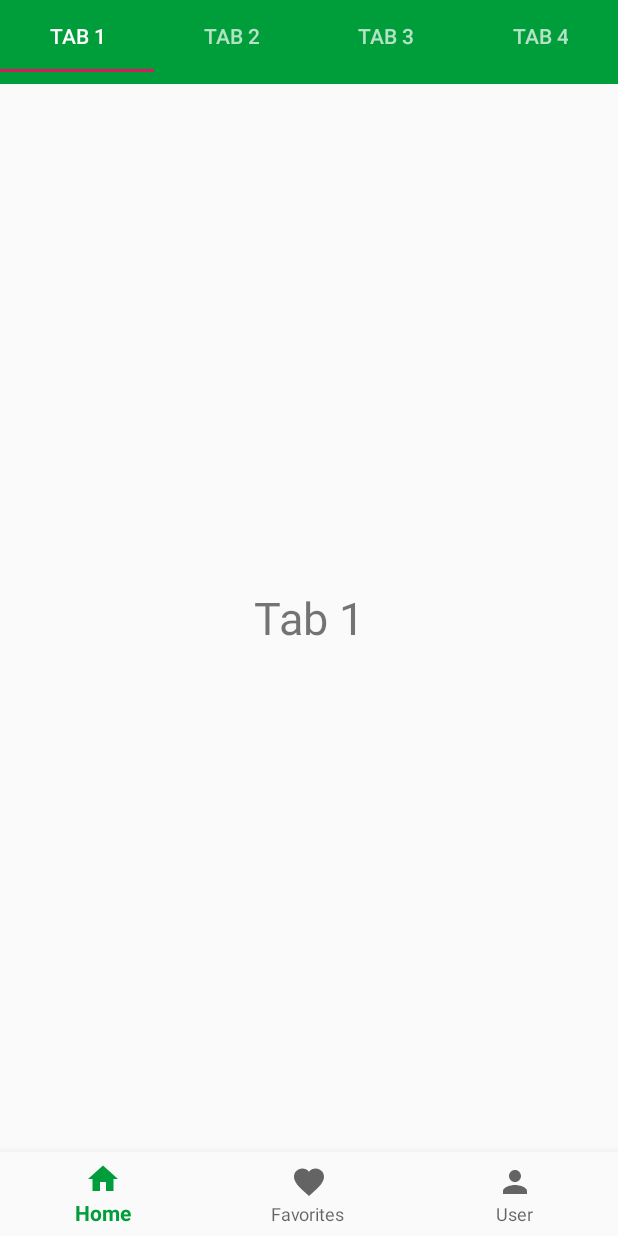
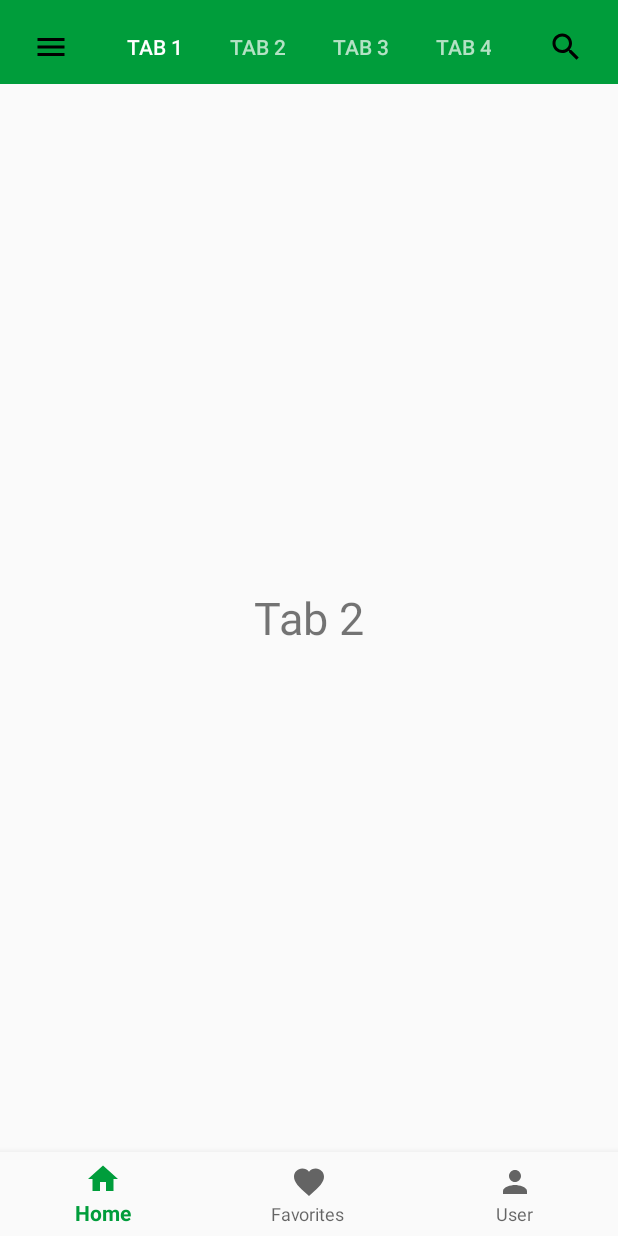
Before and after one commit to ndct9x/cookingbooks, an Android app: the screen it shows after launch (MainActivity), on a phone screen of 412 x 824 dp. Run offline under Robolectric (Android 15) with nearby library versions, the phone set to English and light mode, and no system bars.

Commit message:
update menu action bar

```diff
--- a/app/src/main/java/com/example/qmlab/cookingbooks/MainActivity.java
+++ b/app/src/main/java/com/example/qmlab/cookingbooks/MainActivity.java
@@ -2,45 +2,59 @@ package com.example.qmlab.cookingbooks;
 
 import android.app.Activity;
 import android.content.Intent;
+import android.graphics.drawable.Drawable;
 import android.net.Uri;
 import android.os.Bundle;
 import android.support.annotation.NonNull;
 import android.support.design.widget.BottomNavigationView;
 import android.support.design.widget.TabLayout;
 import android.support.v4.app.Fragment;
+import android.support.v4.app.FragmentTransaction;
 import android.support.v4.view.ViewPager;
 import android.support.v7.app.AppCompatActivity;
+import android.support.v7.widget.Toolbar;
 import android.view.Menu;
+import android.view.MenuInflater;
 import android.view.MenuItem;
+import android.view.MotionEvent;
+import android.view.View;
 import android.view.Window;
+import android.widget.Toast;
 
-public class MainActivity extends AppCompatActivity implements Tab1.OnFragmentInteractionListener,Tab2.OnFragmentInteractionListener,Tab3.OnFragmentInteractionListener{
+public class MainActivity extends AppCompatActivity implements Tab1.OnFragmentInteractionListener,Tab2.OnFragmentInteractionListener,Tab3.OnFragmentInteractionListener, Tab4.OnFragmentInteractionListener{
 
     @Override
     protected void onCreate(Bundle savedInstanceState) {
         super.onCreate(savedInstanceState);
         /*requestWindowFeature(Window.FEATURE_NO_TITLE);*/
 
-        this.getSupportActionBar().hide();
+        /*this.getSupportActionBar().hide();*/
 
         setContentView(R.layout.activity_main);
 
         //
 
         TabLayout tabLayout = (TabLayout)findViewById(R.id.tablayout);
+        tabLayout.addTab(tabLayout.newTab().setIcon(R.drawable.ic_menu_black_24dp));
         tabLayout.addTab(tabLayout.newTab().setText("Tab 1"));
         tabLayout.addTab(tabLayout.newTab().setText("Tab 2"));
         tabLayout.addTab(tabLayout.newTab().setText("Tab 3"));
         tabLayout.addTab(tabLayout.newTab().setText("Tab 4"));
+        tabLayout.addTab(tabLayout.newTab().setIcon(R.drawable.ic_search_white_24dp));
 
         tabLayout.setTabGravity(TabLayout.GRAVITY_FILL);
+
+        tabLayout.getTabAt(1).select();
 
         final ViewPager viewPager = (ViewPager)findViewById(R.id.pager);
         final PagerAdapter adapter = new PagerAdapter(getSupportFragmentManager(),tabLayout.getTabCount());
         viewPager.setAdapter(adapter);
-        viewPager.setOnPageChangeListener(new TabLayout.TabLayoutOnPageChangeListener(tabLayout));
 
-        tabLayout.setOnTabSelectedListener(new TabLayout.OnTabSelectedListener() {
+        viewPager.addOnPageChangeListener(new TabLayout.TabLayoutOnPageChangeListener(tabLayout));
+
+        viewPager.setCurrentItem(1, false);
+
+        tabLayout.addOnTabSelectedListener(new TabLayout.OnTabSelectedListener() {
             @Override
             public void onTabSelected(TabLayout.Tab tab) {
                 viewPager.setCurrentItem(tab.getPosition());
@@ -58,12 +72,18 @@ public class MainActivity extends AppCompatActivity implements Tab1.OnFragmentIn
         });
 
 
+        //Toolbar toolbar = (Toolbar) findViewById(R.id.toolbar);
+        //setting the title
+        //toolbar.setTitle("My Toolbar");
 
+        //placing toolbar in place of actionbar
+        //setSupportActionBar(toolbar);
         //
         BottomNavigationView bottomNav = findViewById(R.id.bottom_navigation);
         bottomNav.setOnNavigationItemSelectedListener(navListener);
 
-        //getSupportFragmentManager().beginTransaction().replace(R.id.fragment_container, new Tab1()).commit();
+        //getSupportFragmentManager().beginTransaction().replace(R.id.fragment_container, new Tab2()).commit();
+
     }
 
     @Override
@@ -71,16 +91,17 @@ public class MainActivity extends AppCompatActivity implements Tab1.OnFragmentIn
 
     }
 
-    @Override
     public boolean onCreateOptionsMenu(Menu menu) {
-        getMenuInflater().inflate(R.menu.main_actions, menu);
-        return super.onCreateOptionsMenu(menu);
+        MenuInflater menuInflater = getMenuInflater();
+        menuInflater.inflate(R.menu.main_actions, menu);
+        return true;
     }
     @Override
     public boolean onOptionsItemSelected(MenuItem item) {
         switch (item.getItemId()) {
-            case R.id.search:
-                return true;
+            case R.id.about:
+                Toast.makeText(this, "You clicked about", Toast.LENGTH_SHORT).show();
+                break;
         }
 
         return super.onOptionsItemSelected(item);
@@ -94,7 +115,11 @@ public class MainActivity extends AppCompatActivity implements Tab1.OnFragmentIn
             switch (menuItem.getItemId()){
                 case R.id.nav_home:
                     selectedFragment = new Tab1();
+                    FragmentTransaction assss =  getSupportFragmentManager().beginTransaction();
+                    assss.hide(selectedFragment);
+                    assss.commit();
                     getSupportFragmentManager().beginTransaction().replace(R.id.fragment_container, selectedFragment).commit();
+
                     break;
                 case R.id.nav_favorites:
                     selectedFragment = new FavoritesFragment();
--- /dev/null
+++ b/app/src/main/res/drawable/ic_search_white_24dp.xml
@@ -0,0 +1,5 @@
+<vector android:height="24dp" android:tint="#FFFFFF"
+    android:viewportHeight="24.0" android:viewportWidth="24.0"
+    android:width="24dp" xmlns:android="http://schemas.android.com/apk/res/android">
+    <path android:fillColor="#FF000000" android:pathData="M15.5,14h-0.79l-0.28,-0.27C15.41,12.59 16,11.11 16,9.5 16,5.91 13.09,3 9.5,3S3,5.91 3,9.5 5.91,16 9.5,16c1.61,0 3.09,-0.59 4.23,-1.57l0.27,0.28v0.79l5,4.99L20.49,19l-4.99,-5zM9.5,14C7.01,14 5,11.99 5,9.5S7.01,5 9.5,5 14,7.01 14,9.5 11.99,14 9.5,14z"/>
+</vector>
--- a/app/src/main/res/layout/activity_main.xml
+++ b/app/src/main/res/layout/activity_main.xml
@@ -19,21 +19,22 @@
         android:theme="@style/ThemeOverlay.AppCompat.Dark.ActionBar"
         app:popupTheme="@style/ThemeOverlay.AppCompat.Light">
 
-        <TextView
+<!--        <TextView
             android:layout_width="wrap_content"
             android:layout_height="wrap_content"
-            android:text="SlidingTabsUsingViewPager"
-            android:textSize="20dp"/>
+            android:text=""
+            />-->
 
 
     </android.support.v7.widget.Toolbar>
 
     <android.support.design.widget.TabLayout
+        android:id="@+id/tablayout"
         android:layout_width="match_parent"
         android:layout_height="wrap_content"
-        android:id="@+id/tablayout"
         android:background="@color/colorPrimary"
         android:minHeight="?attr/actionBarSize"
+        android:paddingTop="7dp"
         android:theme="@style/ThemeOverlay.AppCompat.Dark.ActionBar">
 
     </android.support.design.widget.TabLayout>
--- a/app/src/main/res/menu/main_actions.xml
+++ b/app/src/main/res/menu/main_actions.xml
@@ -9,11 +9,11 @@
         android:title=""
         app:showAsAction="ifRoom" />-->
 
-    <item
+   <!-- <item
         android:id="@+id/search"
         android:icon="@drawable/ic_search_black_24dp"
         android:title=""
-        app:showAsAction="ifRoom" />
+        app:showAsAction="ifRoom" />-->
 
 
     <item
--- a/app/src/main/res/values/colors.xml
+++ b/app/src/main/res/values/colors.xml
@@ -2,12 +2,12 @@
 <resources>
     <color name="colorPrimary">#009d3b</color>
     <color name="colorPrimaryDark">#00574B</color>
-    <color name="colorAccent">#D81B60</color>
+    <color name="colorAccent">#009d3b</color>
     <color name="colorTitle">#009d3b</color>
     <color name="amber">#FFC107</color>
-    <color name="red_primary">#D32F2F</color>
-    <color name="red_secondary">#F44336</color>
-    <color name="divider_color">#B6B6B6</color>
+    <color name="red_primary">#009d3b</color>
+    <color name="red_secondary">#009d3b</color>
+    <color name="divider_color">#009d3b</color>
     <color name="light_primary_color">#FFCDD2</color>
 
     <color name="primary">#3F51B5</color>
--- a/app/src/main/res/values/styles.xml
+++ b/app/src/main/res/values/styles.xml
@@ -1,7 +1,7 @@
 <resources>
 
     <!-- Base application theme. -->
-    <style name="AppTheme" parent="Theme.AppCompat.Light">
+    <style name="AppTheme" parent="Theme.AppCompat.Light.NoActionBar">
         <!-- Customize your theme here. -->
         <item name="colorPrimary">@color/colorPrimary</item>
         <item name="colorPrimaryDark">@color/colorPrimaryDark</item>
```
